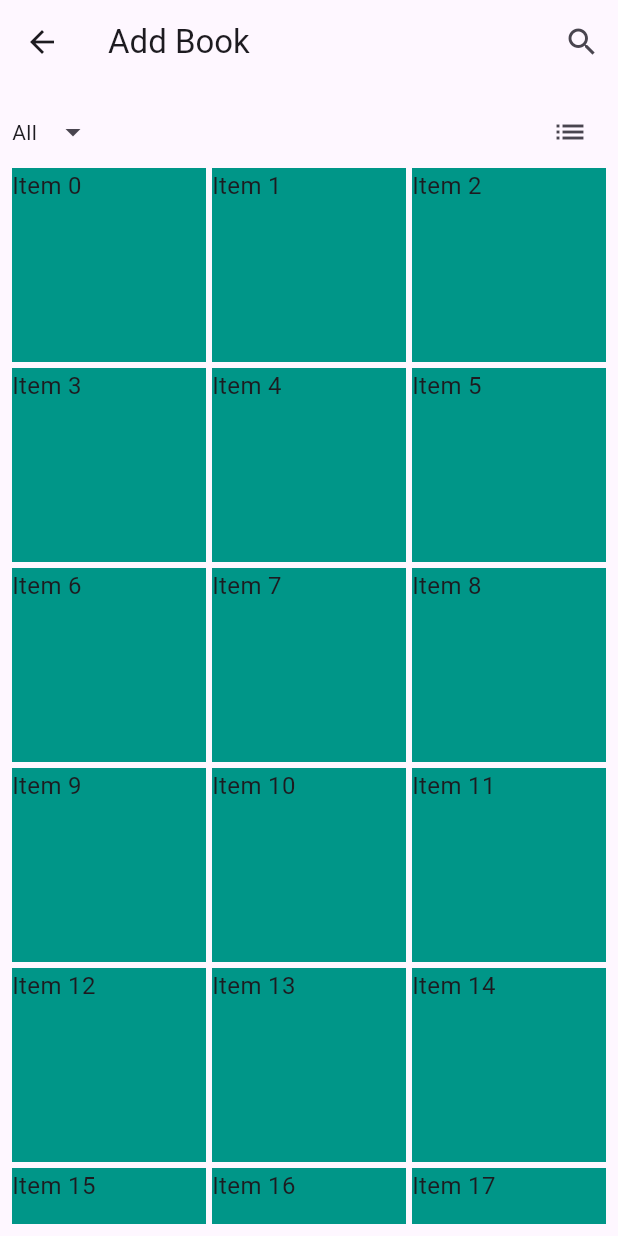
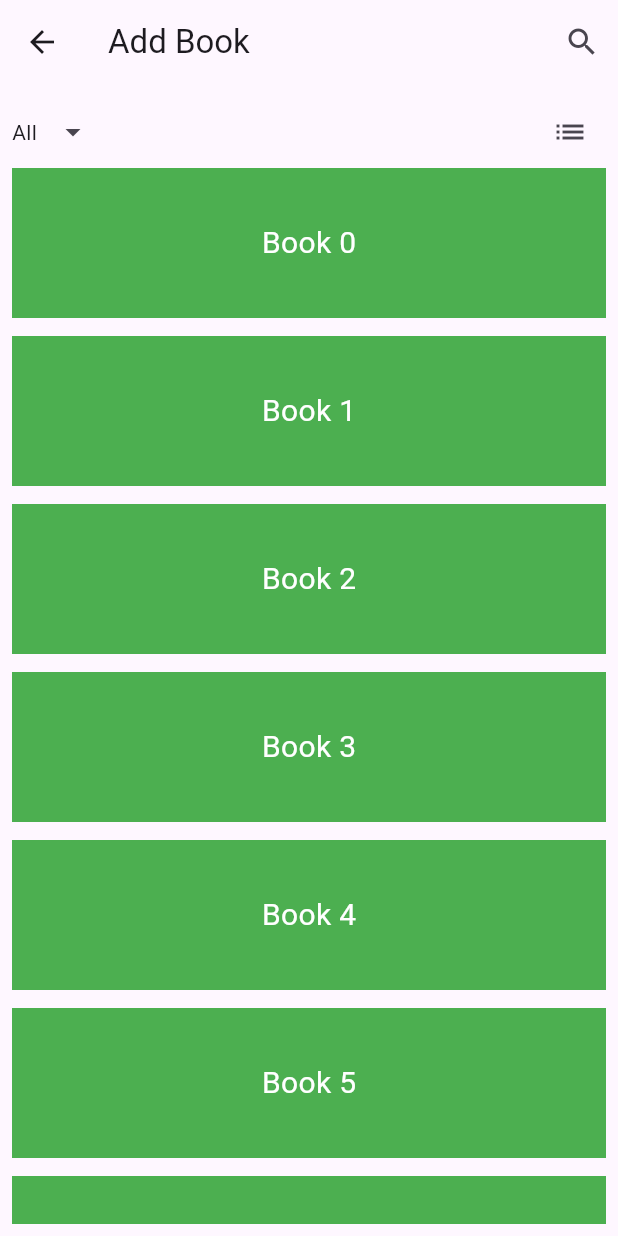
Before and after one commit to rampsad27/cflutter, a Flutter app: the screen it shows after launch, after a tap on the "list" icon, on a phone screen of 412 x 824 dp. Run offline on Flutter 3.47's test engine with Material 3 defaults, Android fonts, the phone set to English and light mode, and no system bars; our stand-ins replace flutter_bloc.

Commit message:
sand lsts+bloc

```diff
--- a/lib/main.dart
+++ b/lib/main.dart
@@ -1,5 +1,7 @@
+import 'package:extraaa/ui/modules/bloc/book_bloc.dart';
 import 'package:extraaa/ui/modules/screen/home.dart';
 import 'package:flutter/material.dart';
+import 'package:flutter_bloc/flutter_bloc.dart';
 
 void main() {
   runApp(const MyApp());
@@ -9,8 +11,11 @@ class MyApp extends StatelessWidget {
   const MyApp({super.key});
   @override
   Widget build(BuildContext context) {
-    return const MaterialApp(
-      home: HomeScreen(),
+    return BlocProvider(
+      create: (context) => ViewBloc(),
+      child: const MaterialApp(
+        home: HomeScreen(),
+      ),
     );
   }
 }
--- a/lib/ui/modules/bloc/book_bloc.dart
+++ b/lib/ui/modules/bloc/book_bloc.dart
@@ -1,13 +1,33 @@
-import 'package:bloc/bloc.dart';
-import 'package:meta/meta.dart';
+// import 'package:bloc/bloc.dart';
+// import 'package:meta/meta.dart';
 
+// part 'book_event.dart';
+// part 'book_state.dart';
+
+// class BookBloc extends Bloc<BookEvent, BookState> {
+//   BookBloc() : super(BookInitial()) {
+//     on<ChangeLayout>((event, emit) {
+//       if (state is ListViewState) {
+//         emit(GridViewState());
+//       } else {
+//         emit(ListViewState());
+//       }
+//     });
+//   }
+// }
+
+import 'package:flutter_bloc/flutter_bloc.dart';
 part 'book_event.dart';
 part 'book_state.dart';
 
-class BookBloc extends Bloc<BookEvent, BookState> {
-  BookBloc() : super(BookInitial()) {
-    on<ChangeLayout>((event, emit) {
-      // emit ( list )
+class ViewBloc extends Bloc<ViewEvent, ViewState> {
+  ViewBloc() : super(ListViewState()) {
+    on<ToggleViewEvent>((event, emit) {
+      if (state is ListViewState) {
+        emit(ListViewState());
+      } else {
+        emit(GridViewState());
+      }
     });
   }
 }
--- a/lib/ui/modules/bloc/book_event.dart
+++ b/lib/ui/modules/bloc/book_event.dart
@@ -1,6 +1,9 @@
 part of 'book_bloc.dart';
 
-@immutable
-sealed class BookEvent {}
+// @immutable
+// sealed class BookEvent {}
 
-class ChangeLayout extends BookEvent {}
+// class ChangeLayout extends BookEvent {}
+abstract class ViewEvent {}
+
+class ToggleViewEvent extends ViewEvent {}
--- a/lib/ui/modules/bloc/book_state.dart
+++ b/lib/ui/modules/bloc/book_state.dart
@@ -1,6 +1,20 @@
 part of 'book_bloc.dart';
 
-@immutable
-sealed class BookState {}
+// @immutable
+// sealed class BookState {}
 
-final class BookInitial extends BookState {}
+// final class BookInitial extends BookState {}
+
+// class ChangeLayout extends BookState {
+//    final bool isListView;
+
+//  BookState(this.isListView);}
+
+// class ListViewState extends BookState {}
+
+// class GridViewState extends BookState {}
+abstract class ViewState {}
+
+class ListViewState extends ViewState {}
+
+class GridViewState extends ViewState {}
--- /dev/null
+++ b/lib/ui/modules/screen/Gridview.dart
@@ -0,0 +1,28 @@
+import 'package:flutter/material.dart';
+
+class GridViewShow extends StatelessWidget {
+  const GridViewShow({
+    super.key,
+  });
+
+  @override
+  Widget build(BuildContext context) {
+    return GridView.builder(
+      itemCount: 98,
+      gridDelegate: const SliverGridDelegateWithFixedCrossAxisCount(
+        crossAxisCount: 3,
+        crossAxisSpacing: 4.0,
+        mainAxisSpacing: 4.0,
+      ),
+      itemBuilder: (BuildContext context, int index) {
+        return Container(
+          color: Colors.teal,
+          child: Text(
+            'Item $index',
+            style: const TextStyle(fontSize: 16),
+          ),
+        );
+      },
+    );
+  }
+}
--- /dev/null
+++ b/lib/ui/modules/screen/Listview.dart
@@ -0,0 +1,31 @@
+import 'package:flutter/material.dart';
+
+class ListViewShow extends StatelessWidget {
+  const ListViewShow({
+    super.key,
+  });
+
+  @override
+  Widget build(BuildContext context) {
+    return ListView.builder(
+      itemCount: 23,
+      itemBuilder: (context, index) {
+        return Column(
+          children: [
+            Container(
+              height: 100,
+              color: Colors.green,
+              child: Center(
+                child: Text(
+                  'Book $index',
+                  style: const TextStyle(color: Colors.white, fontSize: 20),
+                ),
+              ),
+            ),
+            const SizedBox(height: 12),
+          ],
+        );
+      },
+    );
+  }
+}
--- a/lib/ui/modules/screen/booklist.dart
+++ b/lib/ui/modules/screen/booklist.dart
@@ -1,5 +1,7 @@
-import 'package:extraaa/ui/modules/book_list_data.dart';
+import 'package:extraaa/ui/modules/bloc/book_bloc.dart';
+import 'package:extraaa/ui/modules/screen/Listview.dart';
 import 'package:flutter/material.dart';
+import 'package:flutter_bloc/flutter_bloc.dart';
 
 class BookList extends StatefulWidget {
   const BookList({super.key});
@@ -11,42 +13,16 @@ class BookList extends StatefulWidget {
 class _BookListState extends State<BookList> {
   @override
   Widget build(BuildContext context) {
-    return GridView.builder(
-      itemCount: 98,
-      gridDelegate: const SliverGridDelegateWithFixedCrossAxisCount(
-        crossAxisCount: 3,
-        crossAxisSpacing: 4.0,
-        mainAxisSpacing: 4.0,
-      ),
-      itemBuilder: (BuildContext context, int index) {
-        return Container(
-          color: Colors.teal,
-          child: Text(
-            'Item $index',
-            style: const TextStyle(fontSize: 16),
-          ),
-        );
+    return BlocBuilder<ViewBloc, ViewState>(
+      builder: (context, state) {
+        if (state is ListViewState) {
+          return const ListViewShow();
+        } else if (state is GridViewState) {
+          return const ListViewShow();
+        } else {
+          return const SizedBox();
+        }
       },
     );
-    // return ListView.builder(
-    //   itemCount: 23,
-    //   itemBuilder: (context, index) {
-    //     return Column(
-    //       children: [
-    //         Container(
-    //           height: 100,
-    //           color: Colors.green,
-    //           child: Center(
-    //             child: Text(
-    //               'Book $index',
-    //               style: const TextStyle(color: Colors.white, fontSize: 20),
-    //             ),
-    //           ),
-    //         ),
-    //         const SizedBox(height: 12),
-    //       ],
-    //     );
-    //   },
-    // );
   }
 }
--- a/lib/ui/modules/screen/home.dart
+++ b/lib/ui/modules/screen/home.dart
@@ -1,5 +1,7 @@
+import 'package:extraaa/ui/modules/bloc/book_bloc.dart';
 import 'package:extraaa/ui/modules/screen/booklist.dart';
 import 'package:flutter/material.dart';
+import 'package:flutter_bloc/flutter_bloc.dart';
 
 class HomeScreen extends StatelessWidget {
   const HomeScreen({super.key});
@@ -29,7 +31,11 @@ class HomeScreen extends StatelessWidget {
                   icon: const Icon(Icons.arrow_drop_down),
                 ),
                 const Spacer(),
-                IconButton(onPressed: () {}, icon: const Icon(Icons.list))
+                IconButton(
+                    onPressed: () {
+                      context.read<ViewBloc>().add(ToggleViewEvent());
+                    },
+                    icon: const Icon(Icons.list))
               ],
             ),
             const Expanded(child: BookList()),
```
